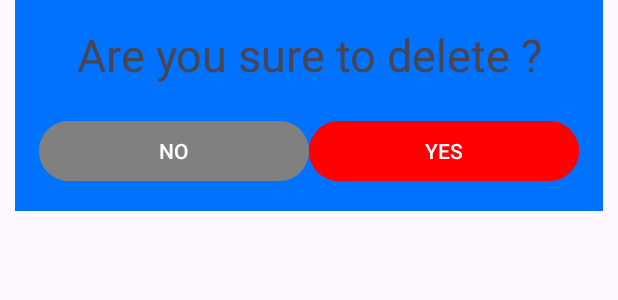
After one commit to triietnguyen/Asset_Management, an Android app: the layout layout_diaglog.xml on its own in the app's theme, with its tools: preview values and no code run, on a phone screen of 412 x 824 dp. The commit adds this screen. Shown: the top 300 px of the screen. Run offline under Robolectric (Android 15) with nearby library versions, the phone set to English and light mode, and no system bars.

Commit message:
Triet 20/11/2023 3:23 pm

```diff
--- a/app/src/main/java/com/example/navigationdrawer/view/assignment/AssignmentActivity.java
+++ b/app/src/main/java/com/example/navigationdrawer/view/assignment/AssignmentActivity.java
@@ -82,12 +82,9 @@ public class AssignmentActivity extends AppCompatActivity {
 
         List<String> listFilter = new ArrayList<>();
         listFilter.add("All");
-        listFilter.add("ID");
         listFilter.add("Asset Code");
         listFilter.add("Asset Name");
         listFilter.add("Category");
-        listFilter.add("Assigned To");
-        listFilter.add("Assigned By");
         listFilter.add("Assigned Date");
 
         ArrayAdapter arrayAdapter = new ArrayAdapter(this, android.R.layout.simple_spinner_item, listFilter);
--- a/app/src/main/java/com/example/navigationdrawer/view/assignment/AssignmentAdminAdapter.java
+++ b/app/src/main/java/com/example/navigationdrawer/view/assignment/AssignmentAdminAdapter.java
@@ -96,7 +96,6 @@ public class AssignmentAdminAdapter extends RecyclerView.Adapter<AssignmentAdmin
             txt_assigned_date_admin = itemView.findViewById(R.id.txt_assigned_date_admin);
             txt_endDate_admin = itemView.findViewById(R.id.txt_end_date_admin);
             txt_state_admin = itemView.findViewById(R.id.txt_state_admin);
-
             img_assignment_update_layout = itemView.findViewById(R.id.img_assignment_update_layout);
         }
     }
--- a/app/src/main/java/com/example/navigationdrawer/view/request/RequestAdminAdapter.java
+++ b/app/src/main/java/com/example/navigationdrawer/view/request/RequestAdminAdapter.java
@@ -43,7 +43,6 @@ public class RequestAdminAdapter extends RecyclerView.Adapter<RequestAdminAdapte
 
     @Override
     public void onBindViewHolder(@NonNull ViewHolder holder, int position) {
-        User u = new User();
         Assignment assign = new Assignment();
         if(assignment_list !=null && assignment_list.size()>0){
             Assignment assignment = assignment_list.get(position);
@@ -74,7 +73,6 @@ public class RequestAdminAdapter extends RecyclerView.Adapter<RequestAdminAdapte
                 public void onClick(View v) {
                     assignment_list.remove(assignment);
                     notifyItemRemoved(holder.getAdapterPosition());
-
                     assign.DeleteAssigment(assignment.getAssignmentID());
                 }
             });
--- a/app/src/main/res/layout/item_asset_layout_admin.xml
+++ b/app/src/main/res/layout/item_asset_layout_admin.xml
@@ -48,7 +48,7 @@
                 >
             </ImageView>
             <ImageView
-                android:id="@+id/img_staff_delete_layout"
+                android:id="@+id/img_asset_delete_layout"
                 android:layout_width="50dp"
                 android:src="@drawable/baseline_delete_24"
                 >
--- /dev/null
+++ b/app/src/main/res/layout/layout_diaglog.xml
@@ -0,0 +1,42 @@
+<?xml version="1.0" encoding="utf-8"?>
+<LinearLayout xmlns:android="http://schemas.android.com/apk/res/android"
+    android:layout_width="match_parent"
+    android:layout_height="wrap_content"
+
+    android:orientation="vertical">
+    <LinearLayout
+        android:layout_width="match_parent"
+        android:layout_height="wrap_content"
+        android:layout_marginHorizontal="10dp"
+        android:background="#0072FE"
+        android:padding="16dp"
+        android:orientation="vertical">
+        <TextView
+            android:layout_width="match_parent"
+            android:layout_height="wrap_content"
+            android:text="Are you sure to delete ?"
+            android:textSize="30dp"
+            android:gravity="center">
+        </TextView>
+        <LinearLayout
+            android:layout_width="match_parent"
+            android:layout_height="wrap_content"
+            android:layout_marginTop="20dp"
+            android:orientation="horizontal">
+            <Button
+                android:id="@+id/No"
+                android:layout_width="0dp"
+                android:layout_height="wrap_content"
+                android:layout_weight="1"
+                android:backgroundTint="#808080"
+                android:text="NO"/>
+            <Button
+                android:id="@+id/Yes"
+                android:layout_width="0dp"
+                android:layout_height="wrap_content"
+                android:layout_weight="1"
+                android:backgroundTint="#FF0000"
+                android:text="YES"/>
+        </LinearLayout>
+    </LinearLayout>
+</LinearLayout>
```
Also changed, not shown: app/src/main/java/com/example/navigationdrawer/model/Asset.java (+27 -1 lines), app/src/main/java/com/example/navigationdrawer/view/asset/AssetAdminApdapter.java (+107 -1 lines), app/src/main/java/com/example/navigationdrawer/view/asset/edit/EditAssetActivity.java (+9 -4 lines).
